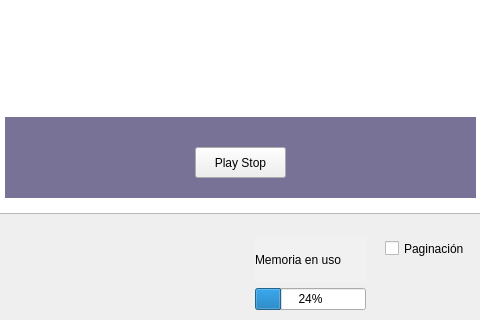
Old version of the form Proyecto1-Radio/widget.ui in the repository lazhero/RadioOdyssey; both pictures show x 305 to 785 and y 303 to 623 of the 869 by 623 pixel window.
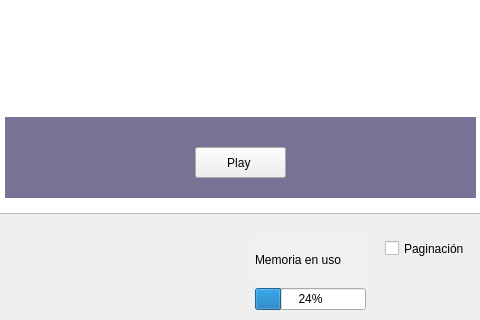
New version of the form.

Commit message: Boton play

What changed in the file:
```diff
--- a/Proyecto1-Radio/widget.ui
+++ b/Proyecto1-Radio/widget.ui
@@ -119,7 +119,7 @@
     <string notr="true"/>
    </property>
    <property name="text">
-    <string>Play Stop</string>
+    <string>Play </string>
    </property>
    <property name="iconSize">
     <size>
@@ -138,7 +138,7 @@
     </rect>
    </property>
   </widget>
-  <widget class="QWidget" name="">
+  <widget class="QWidget" name="layoutWidget">
    <property name="geometry">
     <rect>
      <x>296</x>
```
Left out of the diff: 4 changed lines with no effect on the pictures. The commit also changes 2 other files.
